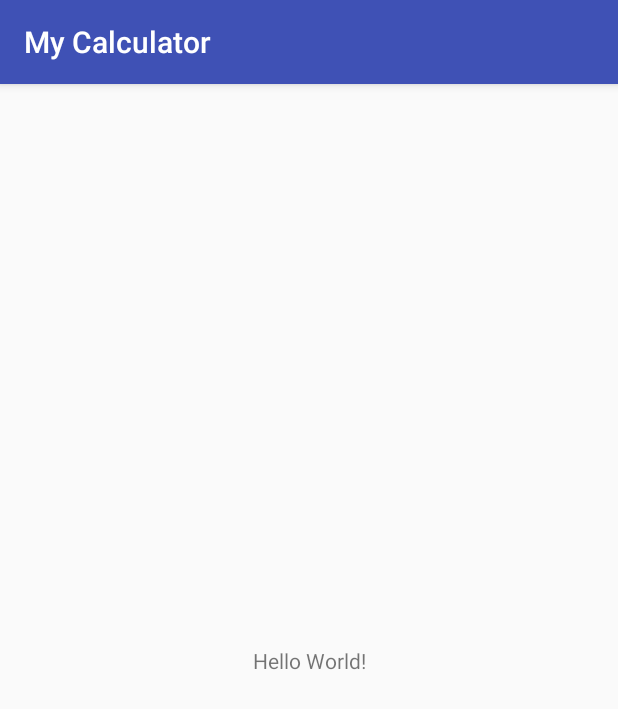
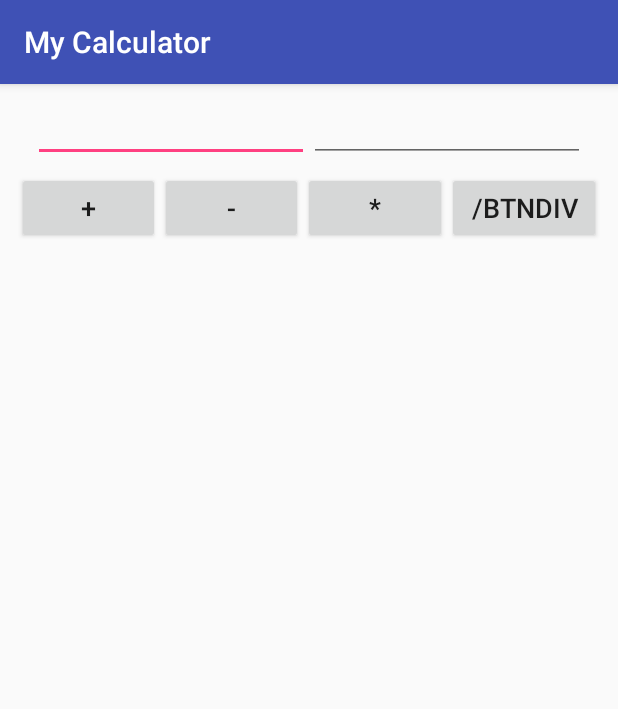
Before and after one commit to Madridistt/MyCalculator, an Android app: the screen it shows after launch (MainActivity), on a phone screen of 412 x 824 dp. Shown: the top 709 px of the screen. Run offline under Robolectric (Android 15) with nearby library versions, the phone set to English and light mode, and no system bars.

Commit message:
"Add EditText and Buttons "

```diff
--- a/app/src/main/res/layout/activity_main.xml
+++ b/app/src/main/res/layout/activity_main.xml
@@ -1,18 +1,75 @@
 <?xml version="1.0" encoding="utf-8"?>
-<android.support.constraint.ConstraintLayout xmlns:android="http://schemas.android.com/apk/res/android"
-    xmlns:app="http://schemas.android.com/apk/res-auto"
-    xmlns:tools="http://schemas.android.com/tools"
+<LinearLayout xmlns:android="http://schemas.android.com/apk/res/android"
     android:layout_width="match_parent"
     android:layout_height="match_parent"
-    tools:context=".MainActivity">
+    android:orientation="vertical">
+<LinearLayout
+    android:layout_width="match_parent"
+    android:layout_height="wrap_content"
+    android:id="@+id/linearLayout1"
+    android:layout_marginLeft="10pt"
+    android:layout_marginRight="10pt"
+    android:layout_marginTop="3pt"
+    android:orientation="horizontal">
 
-    <TextView
+
+    <EditText
+        android:id="@+id/etNum1"
         android:layout_width="wrap_content"
         android:layout_height="wrap_content"
-        android:text="Hello World!"
-        app:layout_constraintBottom_toBottomOf="parent"
-        app:layout_constraintLeft_toLeftOf="parent"
-        app:layout_constraintRight_toRightOf="parent"
-        app:layout_constraintTop_toTopOf="parent" />
+        android:layout_weight="1"
+        android:inputType="numberDecimal"
+         />
 
-</android.support.constraint.ConstraintLayout>
+    <EditText
+        android:id="@+id/etNum2"
+        android:layout_width="wrap_content"
+        android:layout_height="wrap_content"
+        android:layout_weight="1"
+        android:inputType="numberDecimal"
+         />
+</LinearLayout>
+
+    <LinearLayout
+        android:layout_width="match_parent"
+        android:layout_height="wrap_content"
+        android:orientation="horizontal"
+        android:id="@+id/linearLayout2"
+        android:layout_marginLeft="5pt"
+        android:layout_marginRight="5pt"
+        android:layout_marginTop="3pt"
+        >
+
+        <Button
+            android:id="@+id/btnAdd"
+            android:layout_width="wrap_content"
+            android:layout_height="wrap_content"
+            android:layout_weight="1"
+            android:text="+"
+            android:textSize="8pt"/>
+
+        <Button
+            android:id="@+id/btnSub"
+            android:layout_width="wrap_content"
+            android:layout_height="wrap_content"
+            android:layout_weight="1"
+            android:textSize="8pt"
+            android:text="-" />
+
+        <Button
+            android:id="@+id/btnMult"
+            android:layout_width="wrap_content"
+            android:layout_height="wrap_content"
+            android:layout_weight="1"
+            android:textSize="8pt"
+            android:text="*" />
+
+        <Button
+            android:id="@+id/button4"
+            android:layout_width="wrap_content"
+            android:layout_height="wrap_content"
+            android:layout_weight="1"
+            android:textSize="8pt"
+            android:text="/btnDiv" />
+    </LinearLayout>
+</LinearLayout>
```
